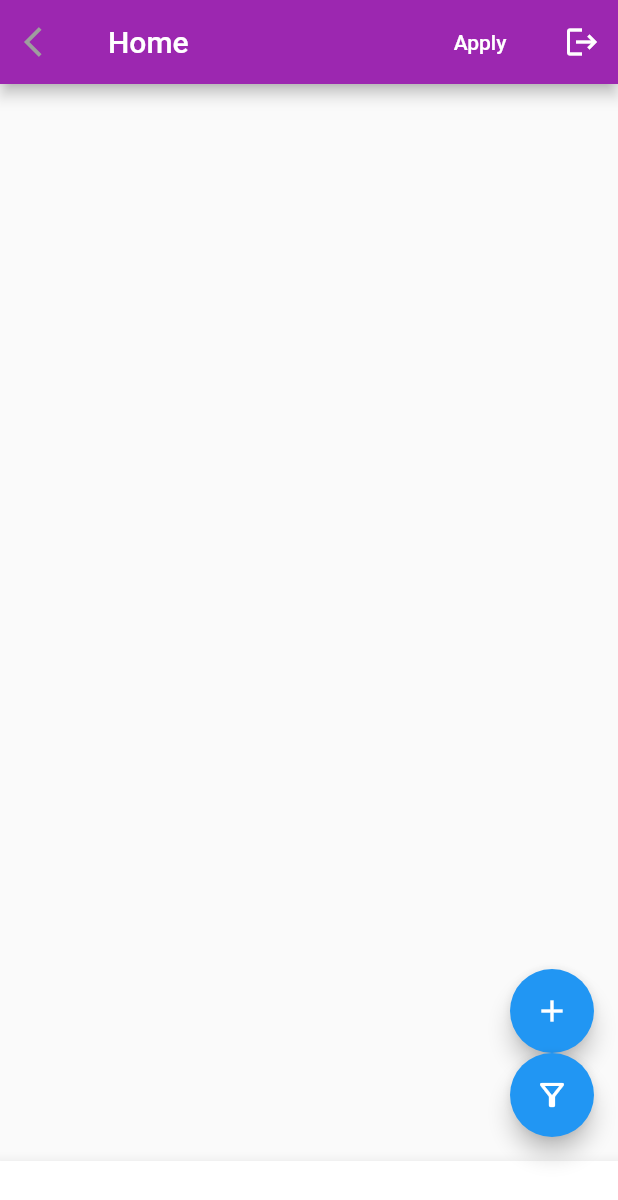
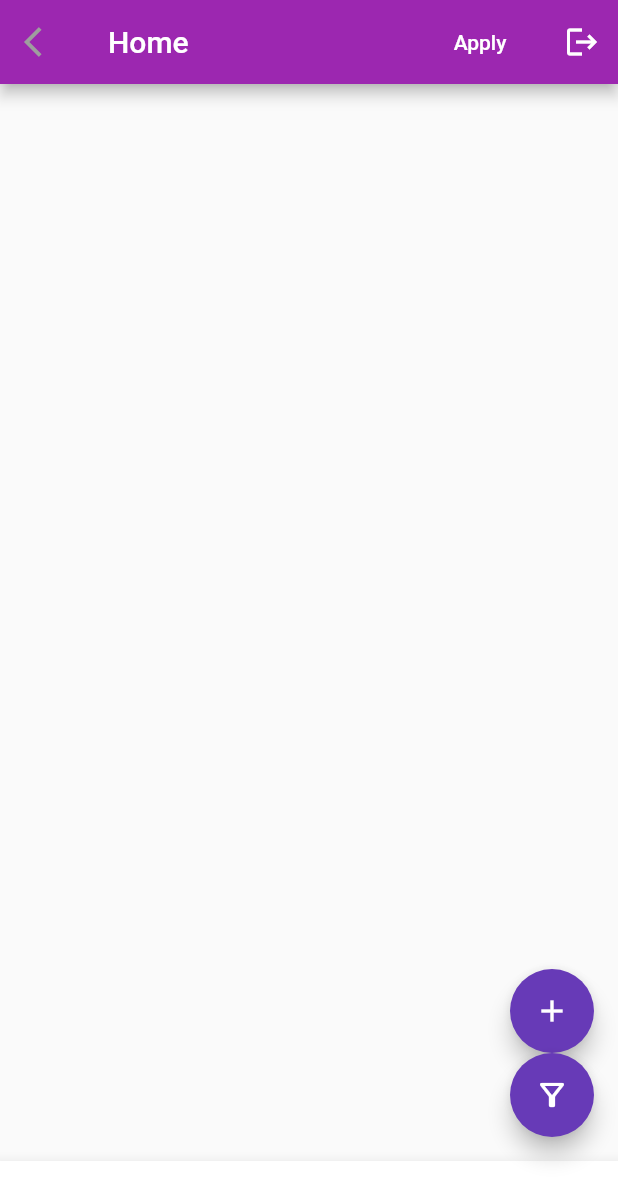
Before and after one commit to uniclubedu/u-assist, a Flutter app: the screen it shows after launch, on a phone screen of 412 x 824 dp. Shown: the top 1200 px of the screen. Run offline on Flutter 3.47's test engine with Material 2 defaults, Android fonts, the phone set to English and light mode, and no system bars; our stand-ins replace cloud_firestore, firebase_auth, firebase_core, firebase_database, firebase_storage, flutter_svg and 2 more; missing offline and left inert: firebase_app_check; accounts and stored records are empty.

```diff
--- a/lib/Screens/Welcome/home.dart
+++ b/lib/Screens/Welcome/home.dart
@@ -241,6 +241,7 @@ class _HomeState extends State<Home> {
       //
       // ) ,
     );
+
   }
 
   Widget buildFilterWidget() {
@@ -263,6 +264,7 @@ class _HomeState extends State<Home> {
         )),
       ],
     );
+
   }
 
   final List<String> _filters = <String>[];
--- a/lib/main.dart
+++ b/lib/main.dart
@@ -5,6 +5,7 @@ import 'package:flutter/material.dart';
 import 'package:u_assist/Screens/PhoneAuth/login.dart';
 import 'package:u_assist/Screens/dashboard/UserDetails.dart';
 
+import 'Screens/Signup/UserRegistration.dart';
 import 'Screens/Welcome/home.dart';
 
 void main() async {
@@ -35,6 +36,17 @@ class MyApp extends StatelessWidget {
   Widget build(BuildContext context) {
     return MaterialApp(
       home: Home(),
-    );;
+      themeMode: ThemeMode.light,
+      theme: ThemeData(primarySwatch: Colors.deepPurple),
+      darkTheme: ThemeData(
+        brightness: Brightness.dark,
+      ),
+      // routes: {
+      //   "/" :(context) => Home(),
+      //   "/signUP" :(context) => UserRegistration(),
+      //
+      //
+      // },
+    );
   }
 }
```
